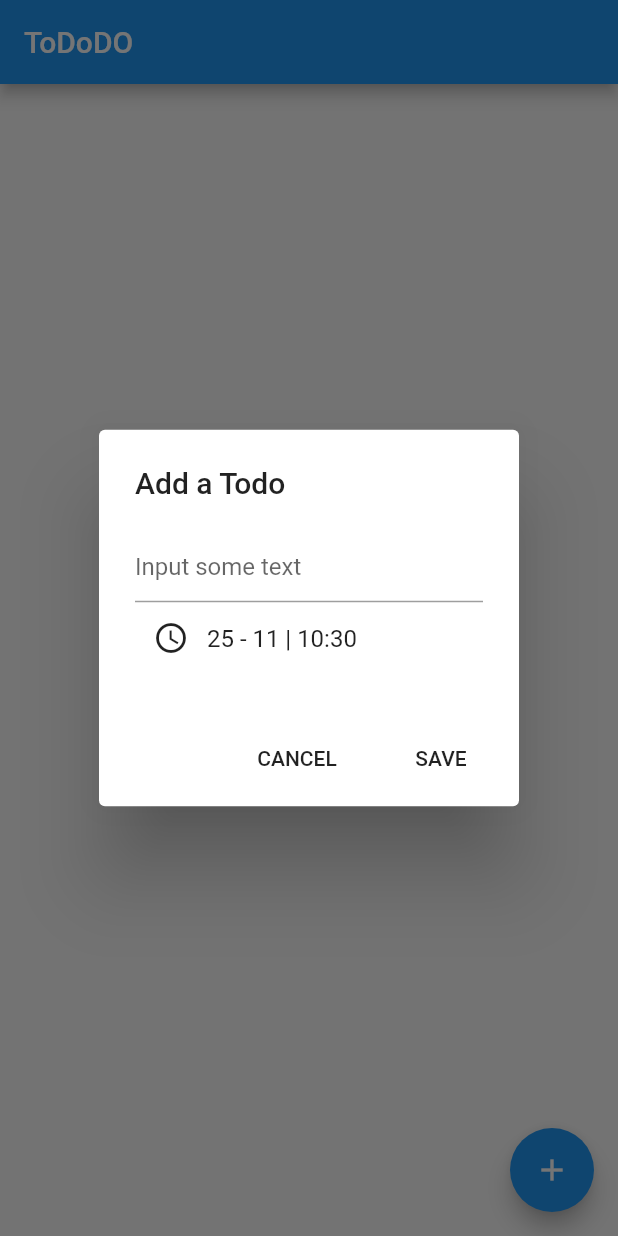
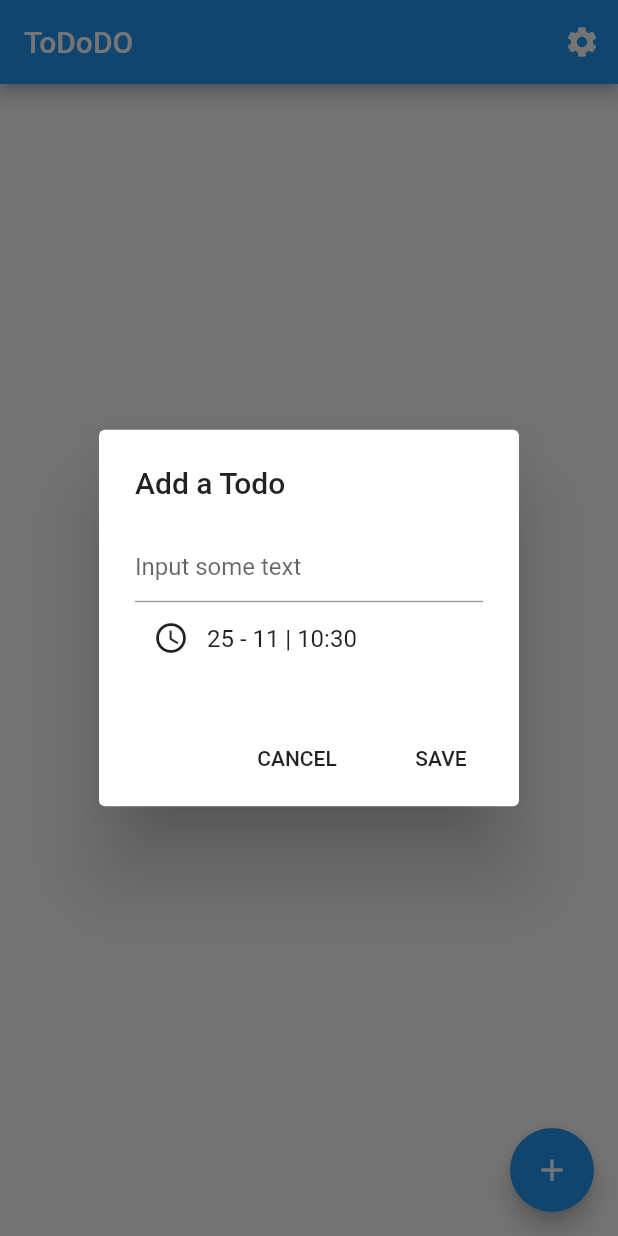
Before and after one commit to prasadsunny1/Tododo, a Flutter app: the screen it shows after launch, after a tap on the "add" icon, on a phone screen of 412 x 824 dp. Run offline on Flutter 3.47's test engine with Material 2 defaults, Android fonts, the light colour scheme and no system bars; our stand-ins replace flutter_datetime_picker, flutter_local_notifications.

Commit message:
Add a setting page

```diff
--- a/lib/main.dart
+++ b/lib/main.dart
@@ -1,6 +1,7 @@
 import 'package:flutter/material.dart';
 import 'package:flutter_datetime_picker/flutter_datetime_picker.dart';
 import 'package:flutter_local_notifications/flutter_local_notifications.dart';
+import 'package:tododo/settings_page.dart';
 import 'package:tododo/todo_bloc.dart';
 import 'package:tododo/todo_service.dart';
 
@@ -168,7 +169,22 @@ class _MyHomePageState extends State<MyHomePage> {
   @override
   Widget build(BuildContext context) {
     return Scaffold(
-      appBar: AppBar(title: Text(widget.title)),
+      appBar: AppBar(
+        title: Text(widget.title),
+        actions: <Widget>[
+          IconButton(
+            icon: Icon(Icons.settings),
+            onPressed: () {
+              //navigate to settings page
+              Navigator.of(context).push(
+                MaterialPageRoute(
+                  builder: (context) => SettingsPage(),
+                ),
+              );
+            },
+          )
+        ],
+      ),
       body: StreamBuilder<List<TodoItem>>(
         initialData: widget.bloc.todoList,
         stream: widget.bloc.todoListStream,
```
Also changed, not shown: lib/settings_page.dart (added, +38 -0 lines).
